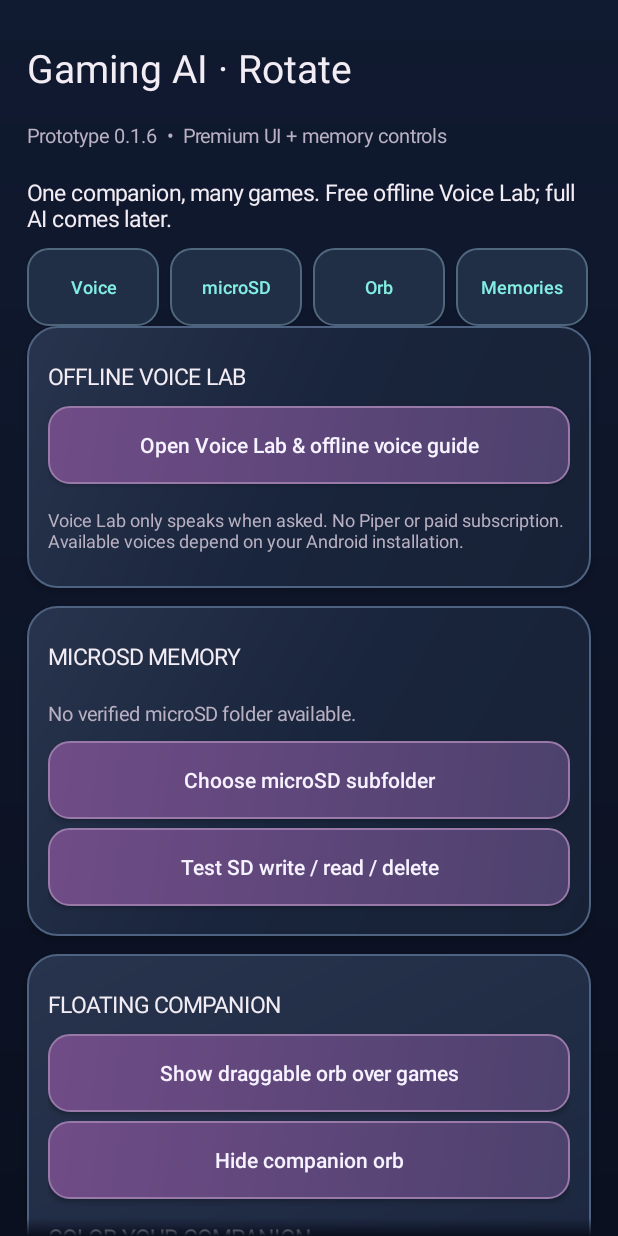
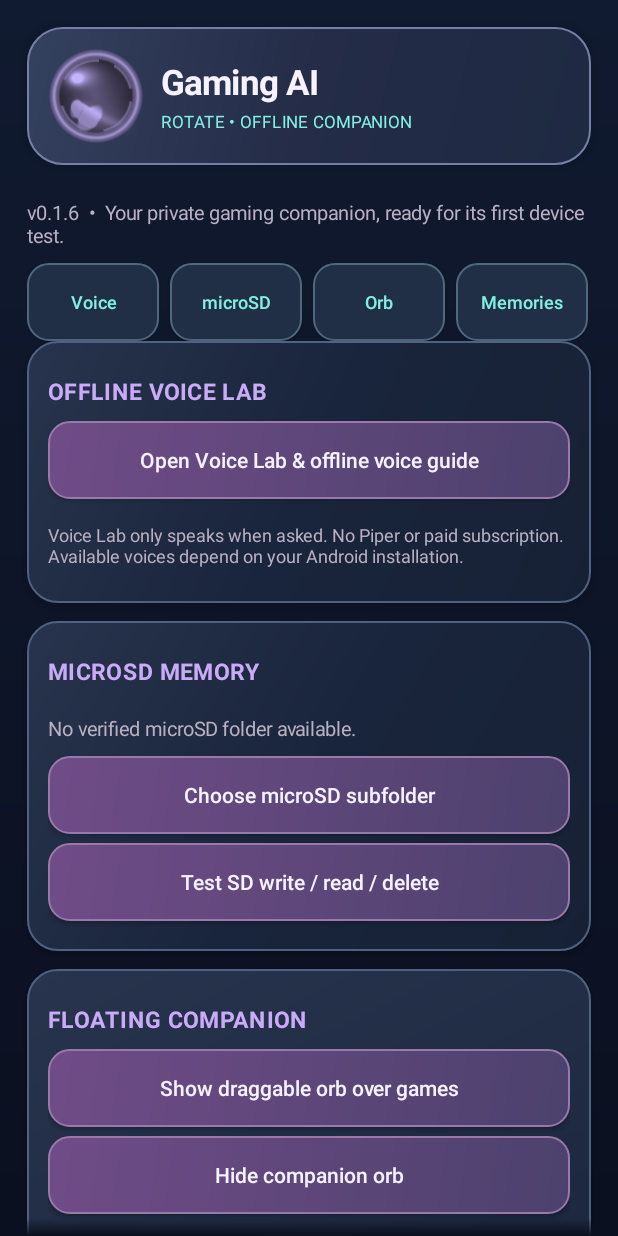
Before and after one commit to ValentineBSAA/Gaming-AI-, an Android app: the screen it shows after launch (MainActivity), on a phone screen of 412 x 824 dp. Run offline under Robolectric (Android 15) with nearby library versions, the phone set to English and light mode, and no system bars; network calls fail.

Commit message:
style: apply unified premium orb header and section typography

```diff
--- a/app/src/main/java/com/valentinebsaa/gamingai/MainActivity.java
+++ b/app/src/main/java/com/valentinebsaa/gamingai/MainActivity.java
@@ -62,10 +62,9 @@ public final class MainActivity extends Activity {
         setContentView(mainScroll);
         mainScroll.requestFocus();
 
-        addText(root, "Gaming AI · Rotate", 26, foreground);
-        addText(root, "Prototype 0.1.6  •  Premium UI + memory controls", 13, muted);
-        addText(root, "One companion, many games. Free offline Voice Lab; full AI comes later.",
-            15, foreground);
+        TouchUi.header(this, root, "Gaming AI", "ROTATE • OFFLINE COMPANION");
+        addText(root, "v0.1.6  •  Your private gaming companion, ready for its first device test.",
+            13, muted);
 
         LinearLayout shortcuts = new LinearLayout(this);
         shortcuts.setOrientation(LinearLayout.HORIZONTAL);
@@ -179,6 +178,7 @@ public final class MainActivity extends Activity {
         text.setText(content);
         text.setTextSize(size);
         text.setTextColor(color);
+        TouchUi.decorateLabel(text, content, size);
         text.setPadding(0, dp(9), 0, dp(9));
         parent.addView(text, new LinearLayout.LayoutParams(-1, -2));
         return text;
```
